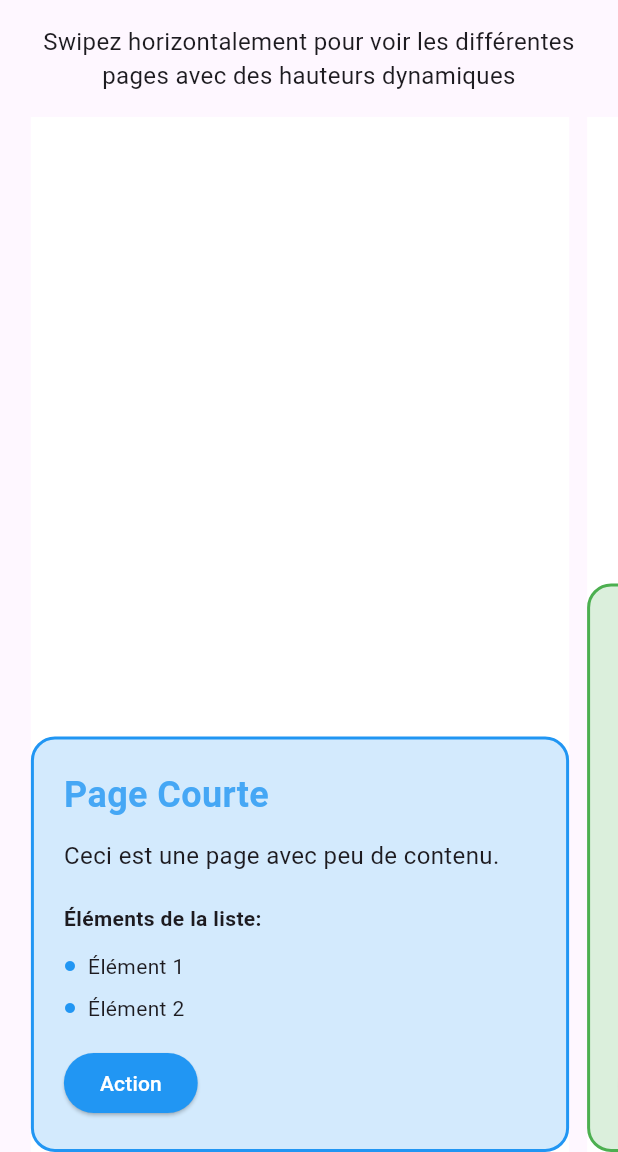
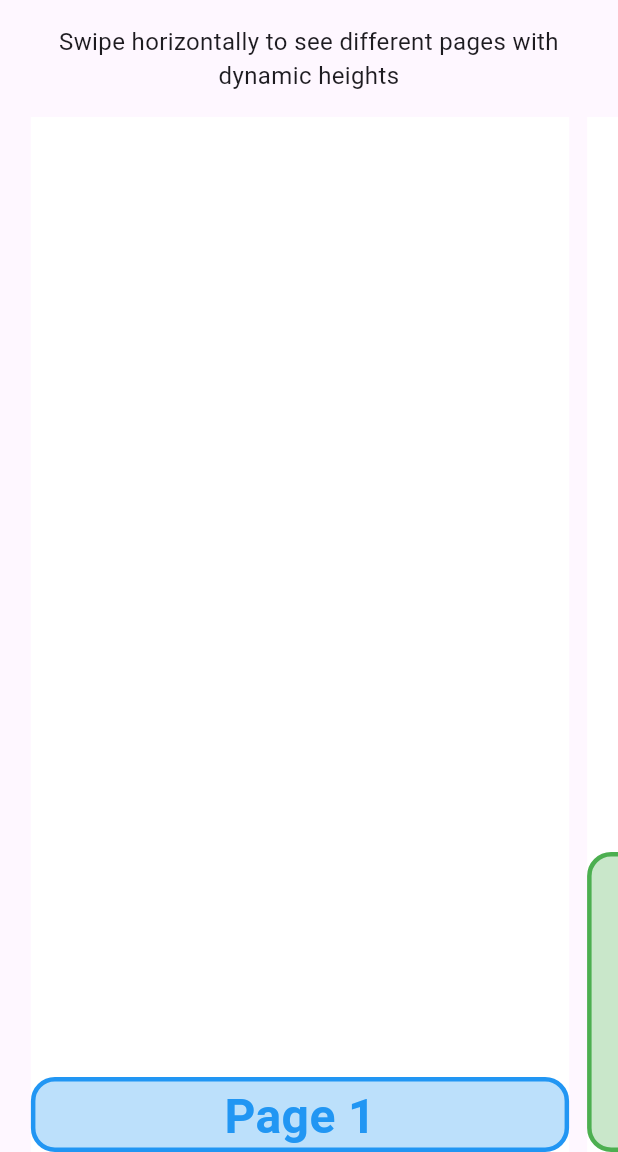
Before and after one commit to 9clg6/dynamic_height_page_view, a Flutter app: the screen it shows after launch, on a phone screen of 412 x 824 dp, the part 84-1236 px from its top. Run offline on Flutter 3.47's test engine with Material 3 defaults, Android fonts, the phone set to English and light mode, and no system bars.

Commit message:
Prepare package for publication: add English docs and simplified example

```diff
--- a/example/lib/main.dart
+++ b/example/lib/main.dart
@@ -36,15 +36,57 @@ class MyHomePage extends StatelessWidget {
           const Padding(
             padding: EdgeInsets.all(16.0),
             child: Text(
-              'Swipez horizontalement pour voir les différentes pages avec des hauteurs dynamiques',
+              'Swipe horizontally to see different pages with dynamic heights',
               textAlign: TextAlign.center,
               style: TextStyle(fontSize: 16),
             ),
           ),
           Expanded(
-            child: DynamicHeightPageView<PageData>(
-              children: _pages,
-              childPattern: (pageData) => _PageCard(pageData: pageData),
+            child: DynamicHeightPageView<int>(
+              children: const <int>[1, 2, 3, 4, 5],
+              childPattern: (int item) {
+                final List<Color> colors = [
+                  Colors.blue,
+                  Colors.green,
+                  Colors.orange,
+                  Colors.purple,
+                  Colors.red,
+                ];
+                return Container(
+                  height: item.toDouble() * item * 50,
+                  decoration: BoxDecoration(
+                    color: colors[item - 1].withValues(alpha: 0.3),
+                    borderRadius: BorderRadius.circular(16),
+                    border: Border.all(
+                      color: colors[item - 1],
+                      width: 3,
+                    ),
+                  ),
+                  child: Center(
+                    child: Column(
+                      mainAxisAlignment: MainAxisAlignment.center,
+                      children: [
+                        Text(
+                          'Page $item',
+                          style: TextStyle(
+                            fontSize: 32,
+                            fontWeight: FontWeight.bold,
+                            color: colors[item - 1],
+                          ),
+                        ),
+                        const SizedBox(height: 16),
+                        Text(
+                          'Height: ${item * item * 50}px',
+                          style: TextStyle(
+                            fontSize: 20,
+                            color: colors[item - 1].withValues(alpha: 0.8),
+                          ),
+                        ),
+                      ],
+                    ),
+                  ),
+                );
+              },
               onChildTap: () {
                 debugPrint('Page tapped!');
               },
@@ -58,124 +100,3 @@ class MyHomePage extends StatelessWidget {
     );
   }
 }
-
-class PageData {
-  const PageData({
-    required this.title,
-    required this.description,
-    required this.color,
-    required this.itemCount,
-  });
-
-  final String title;
-  final String description;
-  final Color color;
-  final int itemCount;
-}
-
-final List<PageData> _pages = const [
-  PageData(
-    title: 'Page Courte',
-    description: 'Ceci est une page avec peu de contenu.',
-    color: Colors.blue,
-    itemCount: 2,
-  ),
-  PageData(
-    title: 'Page Moyenne',
-    description:
-        'Cette page contient un peu plus de contenu et devrait avoir une hauteur différente de la première page.',
-    color: Colors.green,
-    itemCount: 4,
-  ),
-  PageData(
-    title: 'Page Longue',
-    description:
-        'Cette page est beaucoup plus longue et contient beaucoup plus de contenu. Elle devrait s\'adapter automatiquement pour afficher tout son contenu.',
-    color: Colors.orange,
-    itemCount: 6,
-  ),
-  PageData(
-    title: 'Page Très Courte',
-    description: 'Minimal!',
-    color: Colors.purple,
-    itemCount: 1,
-  ),
-];
-
-class _PageCard extends StatelessWidget {
-  const _PageCard({required this.pageData});
-
-  final PageData pageData;
-
-  @override
-  Widget build(BuildContext context) {
-    return Container(
-      decoration: BoxDecoration(
-        color: pageData.color.withOpacity(0.2),
-        borderRadius: BorderRadius.circular(16),
-        border: Border.all(
-          color: pageData.color,
-          width: 2,
-        ),
-      ),
-      padding: const EdgeInsets.all(20),
-      child: Column(
-        mainAxisSize: MainAxisSize.min,
-        crossAxisAlignment: CrossAxisAlignment.start,
-        children: [
-          Text(
-            pageData.title,
-            style: TextStyle(
-              fontSize: 24,
-              fontWeight: FontWeight.bold,
-              color: pageData.color.withOpacity(0.8),
-            ),
-          ),
-          const SizedBox(height: 12),
-          Text(
-            pageData.description,
-            style: const TextStyle(fontSize: 16),
-          ),
-          const SizedBox(height: 20),
-          const Text(
-            'Éléments de la liste:',
-            style: TextStyle(
-              fontSize: 14,
-              fontWeight: FontWeight.w600,
-            ),
-          ),
-          const SizedBox(height: 8),
-          ...List.generate(
-            pageData.itemCount,
-            (index) => Padding(
-              padding: const EdgeInsets.symmetric(vertical: 4),
-              child: Row(
-                children: [
-                  Icon(Icons.circle, size: 8, color: pageData.color),
-                  const SizedBox(width: 8),
-                  Text('Élément ${index + 1}'),
-                ],
-              ),
-            ),
-          ),
-          const SizedBox(height: 12),
-          ElevatedButton(
-            onPressed: () {
-              ScaffoldMessenger.of(context).showSnackBar(
-                SnackBar(
-                  content: Text('Bouton de ${pageData.title} pressé!'),
-                  duration: const Duration(seconds: 1),
-                ),
-              );
-            },
-            style: ElevatedButton.styleFrom(
-              backgroundColor: pageData.color,
-              foregroundColor: Colors.white,
-            ),
-            child: const Text('Action'),
-          ),
-        ],
-      ),
-    );
-  }
-}
--- a/lib/dynamic_height_page_view.dart
+++ b/lib/dynamic_height_page_view.dart
@@ -63,7 +63,8 @@ class _DynamicHeightPageViewState<T> extends State<DynamicHeightPageView<T>> {
   late List<double> _heights;
   late int _currentPage;
 
-  double get _currentHeight => _heights[_currentPage];
+  double get _currentHeight =>
+      _heights.isEmpty ? 0 : _heights[_currentPage];
 
   @override
   void initState() {
@@ -85,6 +86,11 @@ class _DynamicHeightPageViewState<T> extends State<DynamicHeightPageView<T>> {
 
   @override
   Widget build(BuildContext context) {
+    // Handle empty children case
+    if (widget.children.isEmpty) {
+      return const SizedBox.shrink();
+    }
+
     return SafeArea(
       top: false,
       child: TweenAnimationBuilder<double>(
--- a/lib/main.dart
+++ /dev/null
@@ -1,20 +0,0 @@
-import 'package:flutter/material.dart';
-
-void main() {
-  runApp(const MainApp());
-}
-
-class MainApp extends StatelessWidget {
-  const MainApp({super.key});
-
-  @override
-  Widget build(BuildContext context) {
-    return const MaterialApp(
-      home: Scaffold(
-        body: Center(
-          child: Text('Hello World!'),
-        ),
-      ),
-    );
-  }
-}
```
Also changed, not shown: example/pubspec.lock (added), 9 other files.
